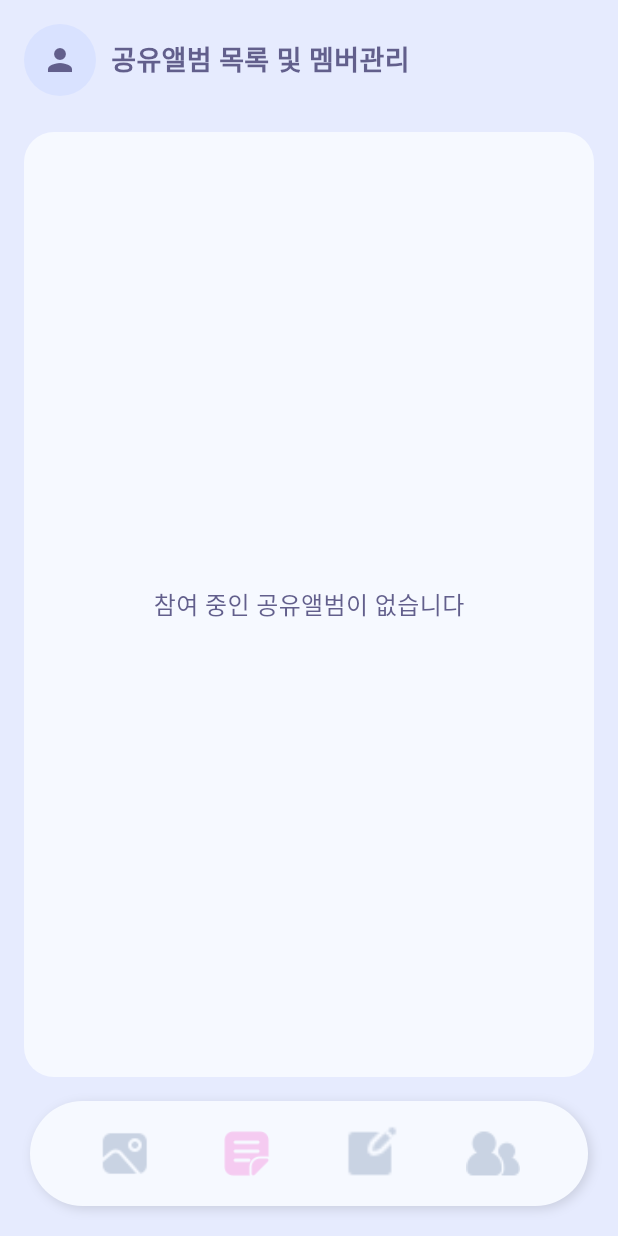
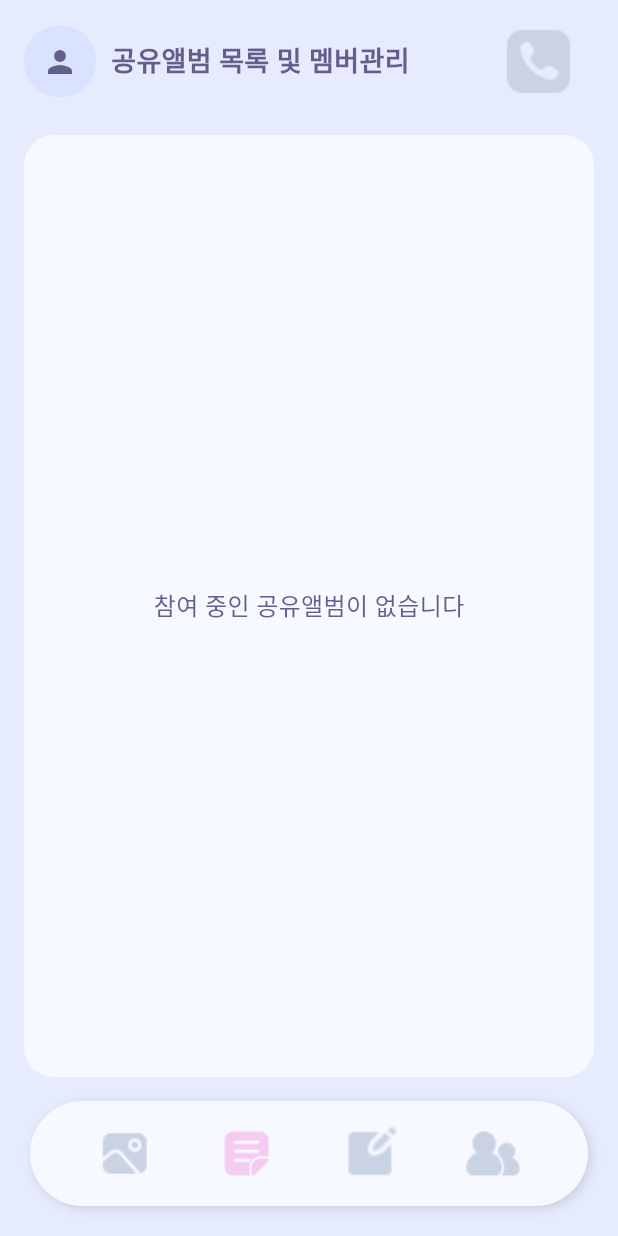
Before and after one commit to junyong7421/SharedAlbumApp, a Flutter app: the SharedAlbumListScreen screen opened directly, on a phone screen of 412 x 824 dp. Run offline on Flutter 3.47's test engine with Material 3 defaults, Android fonts, the phone set to English and light mode, and no system bars; our stand-ins replace cloud_firestore, firebase_auth, firebase_core, firebase_database, firebase_storage, google_sign_in and 2 more; missing offline and left inert: firebase_app_check; accounts and stored records are empty.

Commit message:
보이스톡 기능 시작

```diff
--- a/lib/screens/shared_album_list_screen.dart
+++ b/lib/screens/shared_album_list_screen.dart
@@ -45,6 +45,23 @@ class _SharedAlbumListScreenState extends State<SharedAlbumListScreen> {
                       color: Color(0xFF625F8C),
                     ),
                   ),
+
+                  // 오른쪽 정렬
+                  const Spacer(),
+
+                  // ✅ 배경 제거 + 아이콘을 살짝 왼쪽으로
+                  GestureDetector(
+                    onTap: () {
+                      // TODO: 눌렀을 때 동작 필요하면 여기에 추가
+                    },
+                    child: Image.asset(
+                      'assets/icons/call_off.png',
+                      width: 50,
+                      height: 50,
+                      fit: BoxFit.contain,
+                    ),
+                  ),
+                  const SizedBox(width: 12), // ← 아이콘을 오른쪽 가장자리에서 살짝 왼쪽으로
                 ],
               ),
             ),
```
Also changed, not shown: assets/icons/call_off.png (added), assets/icons/call_on.png (added).
